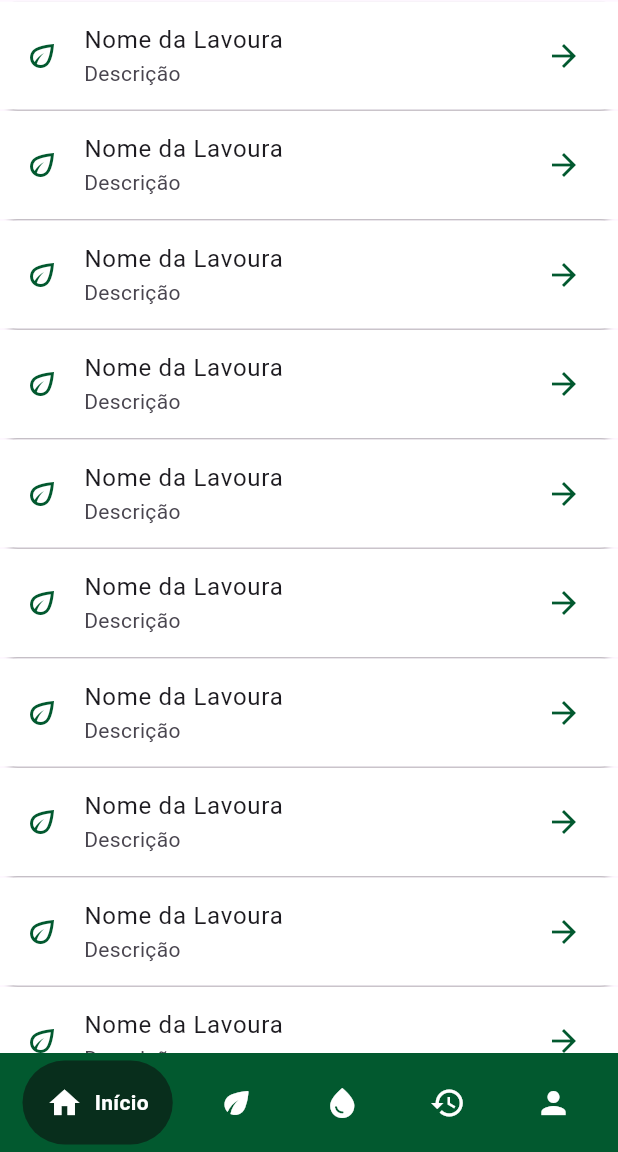
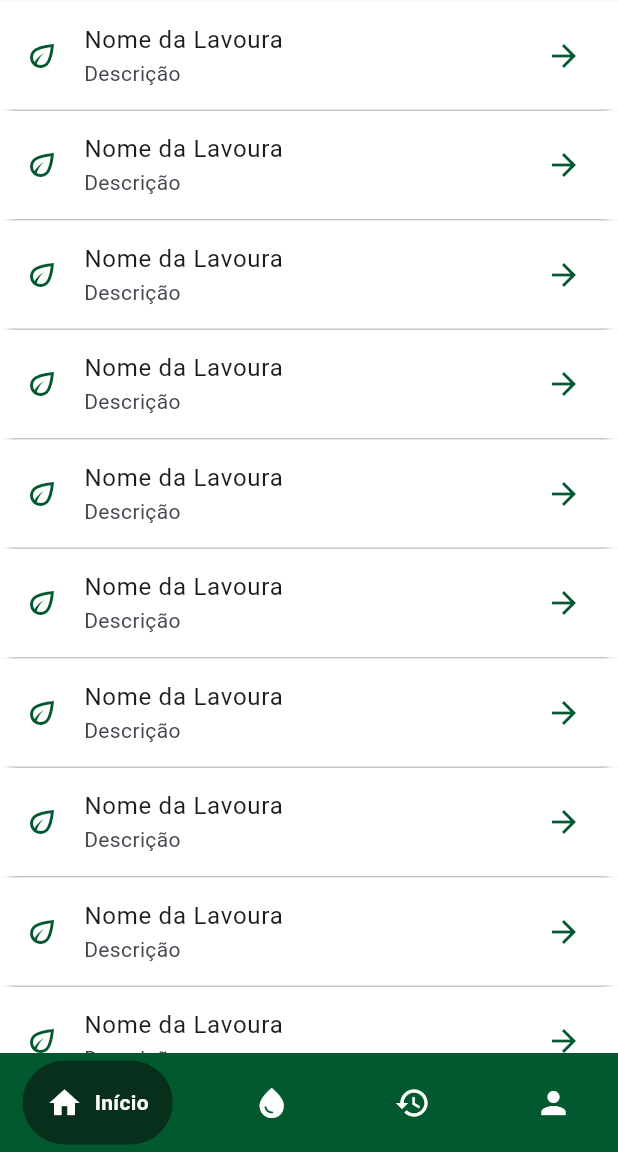
Before and after one commit to antoniobogaz/safra-app, a Flutter app: the homePage screen opened directly, on a phone screen of 412 x 824 dp, the part 84-1236 px from its top. Run offline on Flutter 3.47's test engine with Material 3 defaults, Android fonts, the phone set to English and light mode, and no system bars; drawn by our look-alikes of google_nav_bar; our stand-ins replace cloud_firestore, firebase_auth, firebase_core; accounts and stored records are empty; generated files the repository leaves out were written again.

Commit message:
commit para nova versão do app com melhorias

```diff
--- a/lib/views/homePage.dart
+++ b/lib/views/homePage.dart
@@ -25,7 +25,6 @@ class _homePageState extends State<homePage> {
   //pages
   final List<Widget> _pages = [
     dashboardPage(),
-    lavouraPage(),
     insumoPage(),
     historicoPage(),
     profilePage(),
--- a/lib/widgets/bottom_nav_bar.dart
+++ b/lib/widgets/bottom_nav_bar.dart
@@ -29,10 +29,6 @@ class MyBottomNavBar extends StatelessWidget {
               text: 'Início',
             ),
             GButton(
-              icon: Icons.eco_rounded,
-              text: 'Lavoura',
-            ),
-            GButton(
               icon: Icons.water_drop,
               text: 'Insumo',
             ),
```
